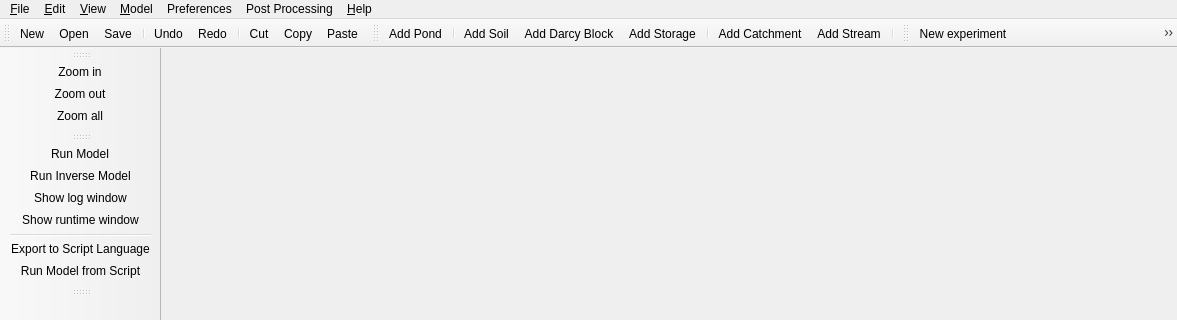
First picture: the form in GUI/mainwindowGIFMod.ui, repository ArashMassoudieh/GIFMod, before the edit; both pictures show x 0 to 1177 and y 0 to 320 of the 1177 by 791 pixel window.
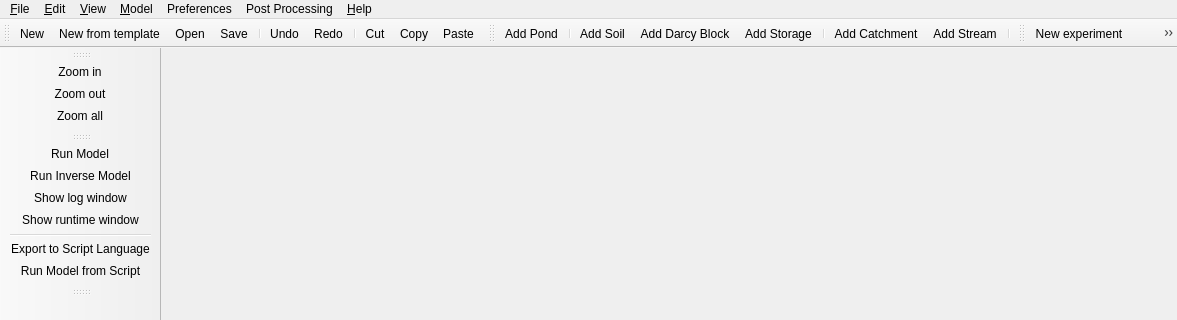
Second picture: the form after the edit. Icons and pictures are not drawn.

Diff of the .ui file:
```diff
--- a/GUI/mainwindowGIFMod.ui
+++ b/GUI/mainwindowGIFMod.ui
@@ -201,6 +201,7 @@
     <bool>false</bool>
    </attribute>
    <addaction name="action_New"/>
+   <addaction name="actionNew_from_template"/>
    <addaction name="action_Open"/>
    <addaction name="action_Save"/>
    <addaction name="separator"/>
@@ -816,6 +817,15 @@
     <string>Reset colors</string>
    </property>
   </action>
+  <action name="actionNew_from_template">
+   <property name="icon">
+    <iconset>
+     <normaloff>../Icons/wizard blue.png</normaloff>../Icons/wizard blue.png</iconset>
+   </property>
+   <property name="text">
+    <string>New from &amp;template...</string>
+   </property>
+  </action>
  </widget>
  <layoutdefault spacing="6" margin="11"/>
  <resources/>
```
Left out of the diff: 1 changed line with no effect on the pictures.
